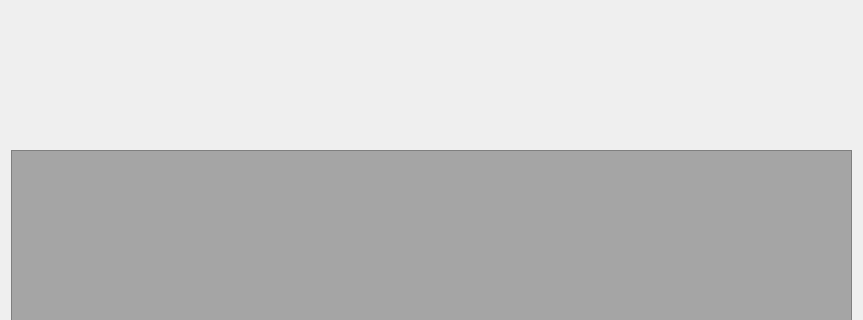
First picture: the form in gui.ui, repository spoorcc/stereo-vision-client, before the edit; both pictures show x 0 to 863 and y 194 to 514 of the 863 by 624 pixel window.
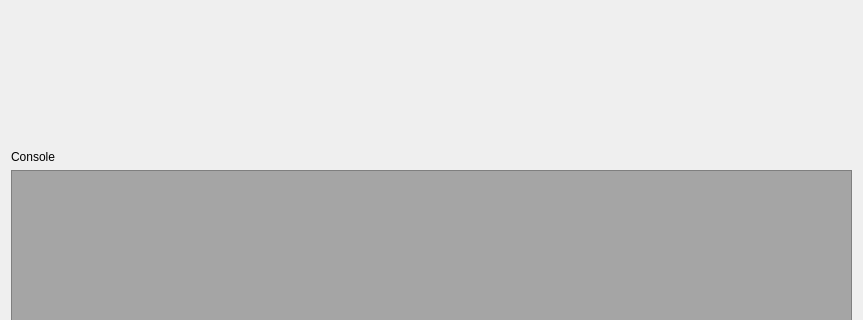
Second picture: the form after the edit.

```diff
--- a/gui.ui
+++ b/gui.ui
@@ -45,6 +45,13 @@
      <layout class="QHBoxLayout" name="previewWindowLO">
       <item>
        <layout class="QVBoxLayout" name="consoleCommandLO">
+        <item>
+         <widget class="QLabel" name="consoleLBL">
+          <property name="text">
+           <string>Console</string>
+          </property>
+         </widget>
+        </item>
         <item>
          <widget class="QTextBrowser" name="console">
           <property name="styleSheet">
@@ -55,8 +62,8 @@
            <string>&lt;!DOCTYPE HTML PUBLIC &quot;-//W3C//DTD HTML 4.0//EN&quot; &quot;http://www.w3.org/TR/REC-html40/strict.dtd&quot;&gt;
 &lt;html&gt;&lt;head&gt;&lt;meta name=&quot;qrichtext&quot; content=&quot;1&quot; /&gt;&lt;style type=&quot;text/css&quot;&gt;
 p, li { white-space: pre-wrap; }
-&lt;/style&gt;&lt;/head&gt;&lt;body style=&quot; font-family:'MS Shell Dlg 2'; font-size:8.25pt; font-weight:400; font-style:normal;&quot;&gt;
-&lt;p style=&quot; margin-top:0px; margin-bottom:0px; margin-left:0px; margin-right:0px; -qt-block-indent:0; text-indent:0px;&quot;&gt;&lt;span style=&quot; font-family:'Ubuntu'; font-size:11pt;&quot;&gt;&lt;br /&gt;&lt;/span&gt;&lt;/p&gt;&lt;/body&gt;&lt;/html&gt;</string>
+&lt;/style&gt;&lt;/head&gt;&lt;body style=&quot; font-family:'Ubuntu'; font-size:11pt; font-weight:400; font-style:normal;&quot;&gt;
+&lt;p style=&quot; margin-top:0px; margin-bottom:0px; margin-left:0px; margin-right:0px; -qt-block-indent:0; text-indent:0px;&quot;&gt;&lt;br /&gt;&lt;/p&gt;&lt;/body&gt;&lt;/html&gt;</string>
           </property>
          </widget>
         </item>
```
Left out of the diff: 10 changed lines with no effect on the pictures.
